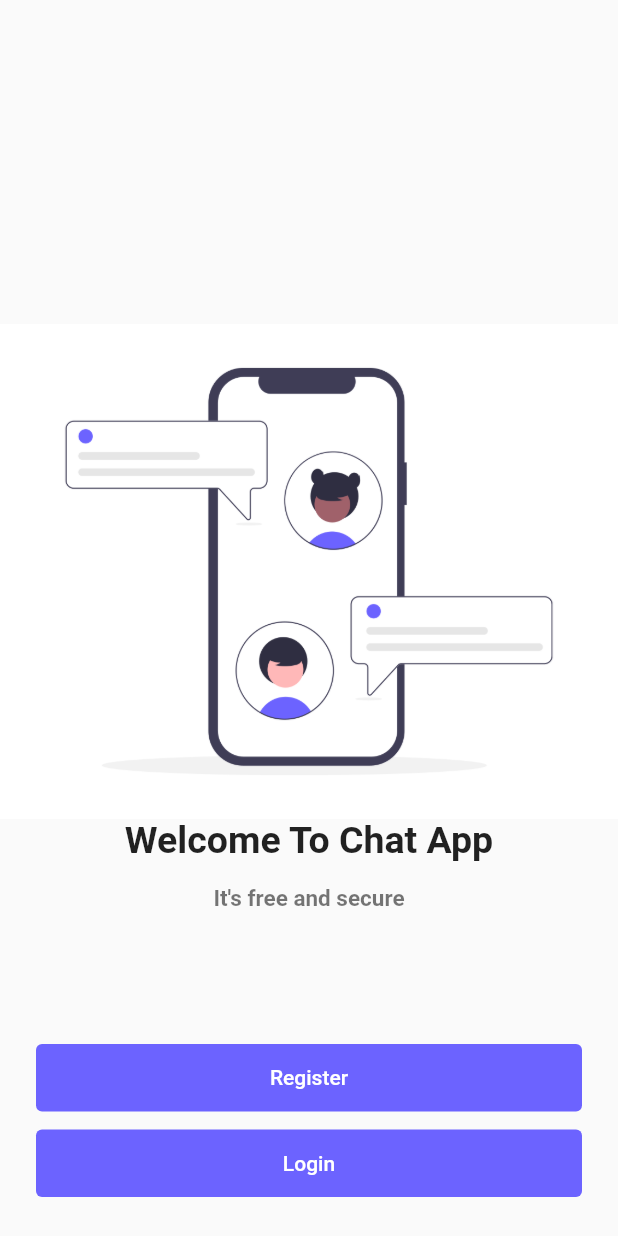
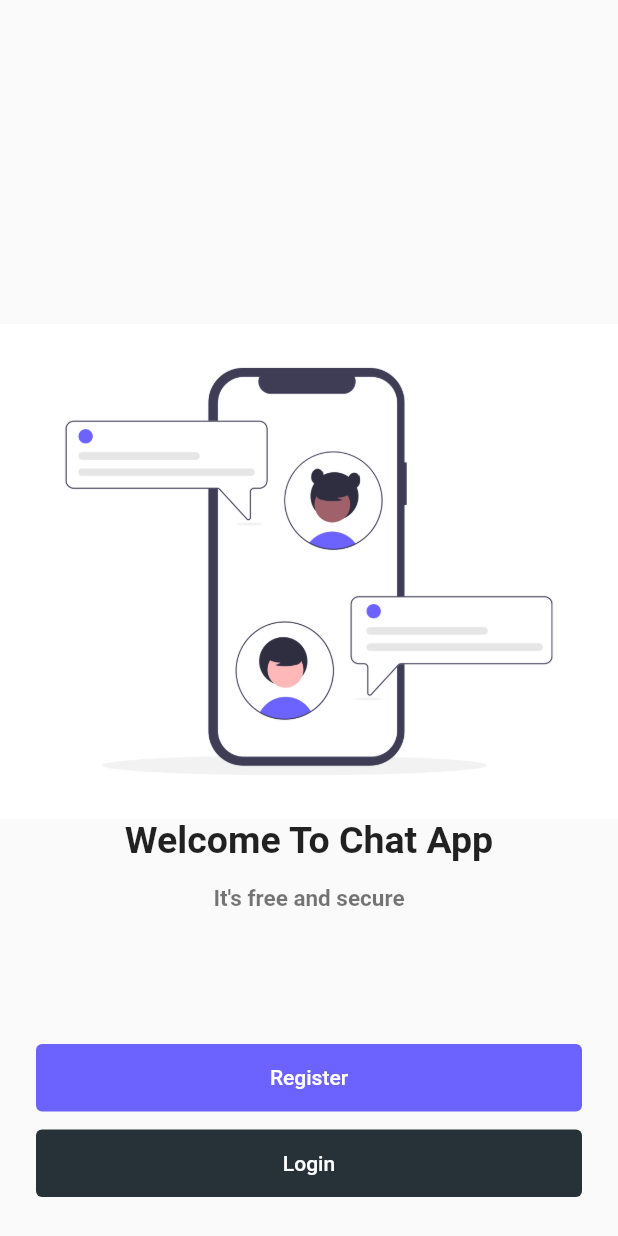
Before and after one commit to moradiyajay/chat_app, a Flutter app: the screen it shows after launch, on a phone screen of 412 x 824 dp. Run offline on Flutter 3.47's test engine with Material 2 defaults, Android fonts, the phone set to English and light mode, and no system bars.

Commit message:
final start screen

```diff
--- a/lib/screens/start_screen.dart
+++ b/lib/screens/start_screen.dart
@@ -18,7 +18,6 @@ class startScreen extends StatelessWidget {
           children: [
             Column(
               mainAxisAlignment: MainAxisAlignment.center,
-              // mainAxisSize: MainAxisSize.min,
               children: [
                 Image.asset('images/chat.png'),
                 Text(
@@ -82,6 +81,9 @@ class startScreen extends StatelessWidget {
                           color: Theme.of(context).colorScheme.secondary,
                         ),
                       ),
+                      style: ButtonStyle(
+                          backgroundColor: MaterialStateProperty.all(
+                              Colors.blueGrey.shade900)),
                     ),
                   ),
                 ],
```
